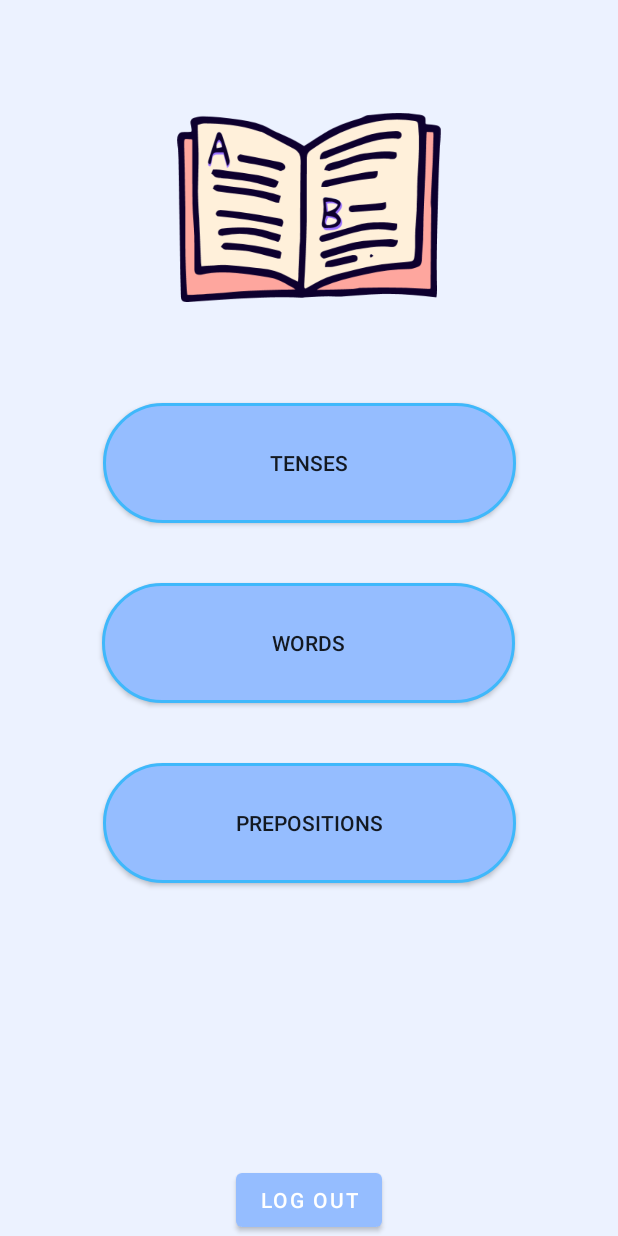
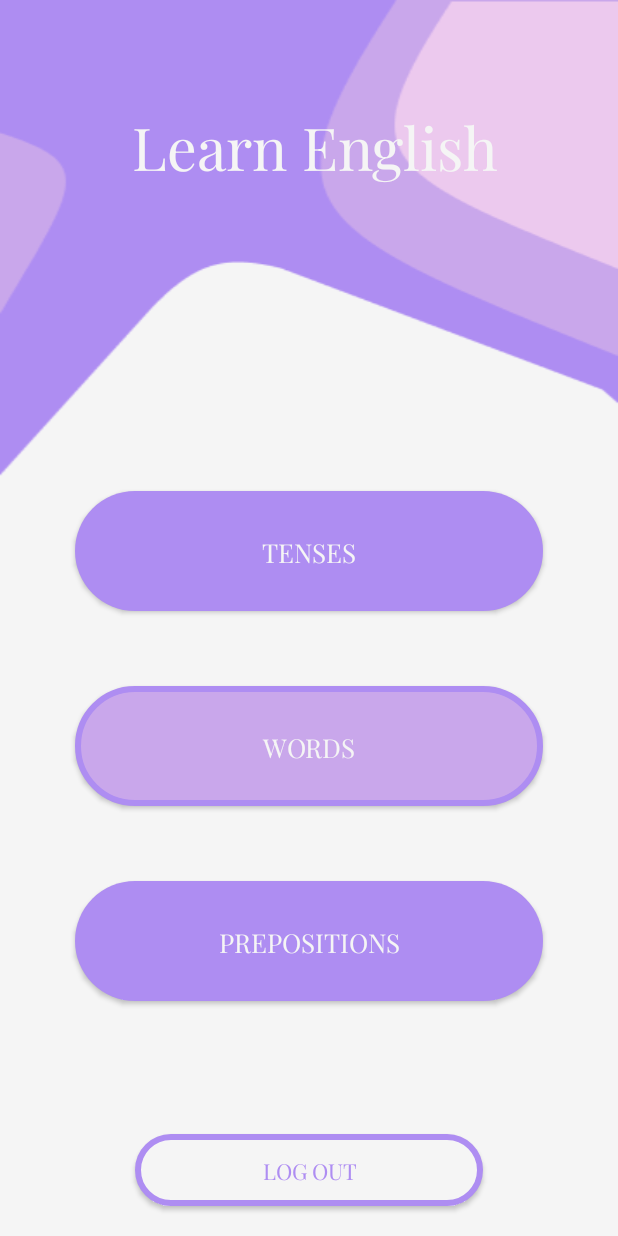
Before and after one commit to SofiMovsesyan/LearnEnglish, an Android app: the HomeActivity screen opened directly, with no data from a screen before it, on a phone screen of 412 x 824 dp. Run offline under Robolectric (Android 15) with nearby library versions, the phone set to English and light mode, and no system bars; our stand-ins replace Firebase (no records; nobody signed in at launch, a user with empty details on screens opened directly).

Commit message:
Home page design

```diff
--- a/Learn_English/app/src/main/java/com/example/learn_english/QuizActivityTenses.java
+++ b/Learn_English/app/src/main/java/com/example/learn_english/QuizActivityTenses.java
@@ -189,7 +189,7 @@ public class QuizActivityTenses extends AppCompatActivity {
             nextBtn.setVisibility(View.GONE);
 
 
-            DatabaseReference firebaseDatabase = FirebaseDatabase.getInstance().getReference().child("tenses").child(getSelectedTopicName);
+            DatabaseReference firebaseDatabase = FirebaseDatabase.getInstance().getReference().child("tenses").child("quiz").child(getSelectedTopicName);
 
             final CountDownLatch latch = new CountDownLatch(1);
 
--- /dev/null
+++ b/Learn_English/app/src/main/res/drawable/button_lighter.xml
@@ -0,0 +1,11 @@
+<?xml version="1.0" encoding="utf-8"?>
+<shape xmlns:android="http://schemas.android.com/apk/res/android"
+    android:shape="rectangle">
+    <solid
+        android:color="@color/my_purple_light"></solid>
+    <corners
+        android:radius="50dp"></corners>
+    <stroke
+        android:width="4dp"
+        android:color="@color/my_purple_dark"></stroke>
+</shape>
--- /dev/null
+++ b/Learn_English/app/src/main/res/drawable/button_middle.xml
@@ -0,0 +1,11 @@
+<?xml version="1.0" encoding="utf-8"?>
+<shape xmlns:android="http://schemas.android.com/apk/res/android"
+    android:shape="rectangle">
+    <solid
+        android:color="@color/my_purple_middle"></solid>
+    <corners
+        android:radius="50dp"></corners>
+    <stroke
+        android:width="4dp"
+        android:color="@color/my_purple_dark"></stroke>
+</shape>
--- a/Learn_English/app/src/main/res/layout/activity_home.xml
+++ b/Learn_English/app/src/main/res/layout/activity_home.xml
@@ -1,34 +1,79 @@
 <?xml version="1.0" encoding="utf-8"?>
-<androidx.constraintlayout.widget.ConstraintLayout
-    xmlns:android="http://schemas.android.com/apk/res/android"
+<androidx.constraintlayout.widget.ConstraintLayout xmlns:android="http://schemas.android.com/apk/res/android"
+    xmlns:app="http://schemas.android.com/apk/res-auto"
     xmlns:tools="http://schemas.android.com/tools"
-    xmlns:app="http://schemas.android.com/apk/res-auto"
     android:layout_width="match_parent"
     android:layout_height="match_parent"
-    android:background="#ECF2FF"
+    android:background="@color/my_bg"
     tools:context=".HomeActivity">
+
+    <ImageView
+        android:id="@+id/imageView2"
+        android:layout_width="0dp"
+        android:layout_height="wrap_content"
+        android:scaleType="fitXY"
+        app:layout_constraintEnd_toEndOf="parent"
+        app:layout_constraintHorizontal_bias="0.0"
+        app:layout_constraintStart_toStartOf="parent"
+        app:layout_constraintTop_toTopOf="parent"
+        app:srcCompat="@drawable/header" />
+
+    <TextView
+        android:id="@+id/textView2"
+        android:layout_width="404dp"
+        android:layout_height="67dp"
+        android:layout_marginTop="68dp"
+        android:fontFamily="@font/polayfairdisplay_regular"
+        android:text="Learn English"
+        android:textAlignment="center"
+        android:textColor="@color/my_bg"
+        android:textSize="39sp"
+        app:layout_constraintEnd_toEndOf="parent"
+        app:layout_constraintHorizontal_bias="1.0"
+        app:layout_constraintStart_toStartOf="parent"
+        app:layout_constraintTop_toTopOf="@+id/imageView2" />
+
+    <LinearLayout
+        android:id="@+id/linearLayout"
+        android:layout_width="match_parent"
+        android:layout_height="0dp"
+        android:layout_weight="1"
+        android:background="@color/my_bg"
+        android:orientation="vertical"
+        android:weightSum="4"
+        app:layout_constraintEnd_toEndOf="parent"
+        app:layout_constraintStart_toStartOf="parent"
+        app:layout_constraintTop_toBottomOf="@+id/imageView2">
 
 
         <androidx.appcompat.widget.AppCompatButton
             android:id="@+id/tenses"
-        android:layout_width="275dp"
+            android:layout_width="match_parent"
             android:layout_height="80dp"
-        android:layout_marginStart="158dp"
-        android:layout_marginTop="67dp"
-        android:layout_marginEnd="158dp"
-        android:background="@drawable/rounded_borders"
+            android:layout_marginLeft="50dp"
+            android:layout_marginTop="10dp"
+            android:layout_marginRight="50dp"
+            android:background="@drawable/sign_up"
+            android:fontFamily="@font/polayfairdisplay_regular"
             android:text="Tenses"
+            android:textColor="@color/my_bg"
+            android:textSize="17sp"
             app:layout_constraintEnd_toEndOf="parent"
             app:layout_constraintStart_toStartOf="parent"
-        app:layout_constraintTop_toBottomOf="@+id/imageView" />
+            app:layout_constraintTop_toBottomOf="@+id/imageView2" />
 
         <androidx.appcompat.widget.AppCompatButton
             android:id="@+id/words"
-        android:layout_width="275dp"
+            android:layout_width="match_parent"
             android:layout_height="80dp"
-        android:layout_marginTop="40dp"
-        android:background="@drawable/rounded_borders"
+            android:layout_marginLeft="50dp"
+            android:layout_marginTop="50dp"
+            android:layout_marginRight="50dp"
+            android:background="@drawable/button_middle"
+            android:fontFamily="@font/polayfairdisplay_regular"
             android:text="Words"
+            android:textColor="@color/my_bg"
+            android:textSize="17sp"
             app:layout_constraintEnd_toEndOf="parent"
             app:layout_constraintHorizontal_bias="0.498"
             app:layout_constraintStart_toStartOf="parent"
@@ -36,37 +81,51 @@
 
         <androidx.appcompat.widget.AppCompatButton
             android:id="@+id/prepositions"
-        android:layout_width="275dp"
+            android:layout_width="match_parent"
             android:layout_height="80dp"
-        android:layout_marginTop="40dp"
-        android:layout_marginBottom="214dp"
-        android:background="@drawable/rounded_borders"
+            android:layout_marginLeft="50dp"
+            android:layout_marginTop="50dp"
+            android:layout_marginRight="50dp"
+            android:layout_marginBottom="20dp"
+            android:background="@drawable/sign_up"
+            android:fontFamily="@font/polayfairdisplay_regular"
             android:text="Prepositions"
+            android:textColor="@color/my_bg"
+            android:textSize="17sp"
             app:layout_constraintBottom_toBottomOf="parent"
             app:layout_constraintEnd_toEndOf="parent"
             app:layout_constraintStart_toStartOf="parent"
             app:layout_constraintTop_toBottomOf="@+id/words"
             app:layout_constraintVertical_bias="0.0" />
 
-    <ImageView
-        android:id="@+id/imageView"
-        android:layout_width="204dp"
-        android:layout_height="126dp"
-        android:layout_marginStart="103dp"
-        android:layout_marginTop="75dp"
-        android:layout_marginEnd="104dp"
-        app:layout_constraintEnd_toEndOf="parent"
-        app:layout_constraintStart_toStartOf="parent"
-        app:layout_constraintTop_toTopOf="parent"
-        app:srcCompat="@drawable/myappicon" />
+        <!--    <ImageView-->
+        <!--        android:id="@+id/imageView"-->
+        <!--        android:layout_width="204dp"-->
+        <!--        android:layout_height="126dp"-->
+        <!--        android:layout_marginStart="103dp"-->
+        <!--        android:layout_marginTop="75dp"-->
+        <!--        android:layout_marginEnd="104dp"-->
+        <!--        app:layout_constraintEnd_toEndOf="parent"-->
+        <!--        app:layout_constraintStart_toStartOf="parent"-->
+        <!--        app:layout_constraintTop_toTopOf="parent"-->
+        <!--        app:srcCompat="@drawable/myappicon" />-->
 
-    <Button
+
+    </LinearLayout>
+
+    <androidx.appcompat.widget.AppCompatButton
         android:id="@+id/button"
-        android:layout_width="wrap_content"
+        android:layout_width="match_parent"
         android:layout_height="wrap_content"
+        android:layout_marginLeft="90dp"
+        android:layout_marginRight="90dp"
+        android:layout_marginBottom="20dp"
+        android:background="@drawable/sign_in"
+        android:fontFamily="@font/polayfairdisplay_regular"
         android:text="Log out"
+        android:textColor="@color/my_purple_dark"
+        android:textSize="14.5sp"
         app:layout_constraintBottom_toBottomOf="parent"
         app:layout_constraintEnd_toEndOf="parent"
         app:layout_constraintStart_toStartOf="parent" />
-
 </androidx.constraintlayout.widget.ConstraintLayout>
--- a/Learn_English/app/src/main/res/layout/activity_welcome_page.xml
+++ b/Learn_English/app/src/main/res/layout/activity_welcome_page.xml
@@ -22,7 +22,7 @@
         android:id="@+id/textView2"
         android:layout_width="404dp"
         android:layout_height="67dp"
-        android:layout_marginTop="88dp"
+        android:layout_marginTop="68dp"
         android:fontFamily="@font/polayfairdisplay_regular"
         android:text="Welcome Back!"
         android:textAlignment="center"
--- a/Learn_English/app/src/main/res/values/themes.xml
+++ b/Learn_English/app/src/main/res/values/themes.xml
@@ -2,8 +2,8 @@
     <!-- Base application theme. -->
     <style name="Theme.Learn_English" parent="Theme.MaterialComponents.DayNight.NoActionBar">
         <!-- Primary brand color. -->
-        <item name="colorPrimary">@color/light_blue</item>
-        <item name="colorPrimaryVariant">@color/light_blue</item>
+        <item name="colorPrimary">@color/my_purple_dark</item>
+        <item name="colorPrimaryVariant">@color/my_purple_dark</item>
         <item name="colorOnPrimary">@color/white</item>
         <!-- Secondary brand color. -->
         <item name="colorSecondary">@color/teal_200</item>
```
Lines whose indentation alone changed are shown as unchanged.
